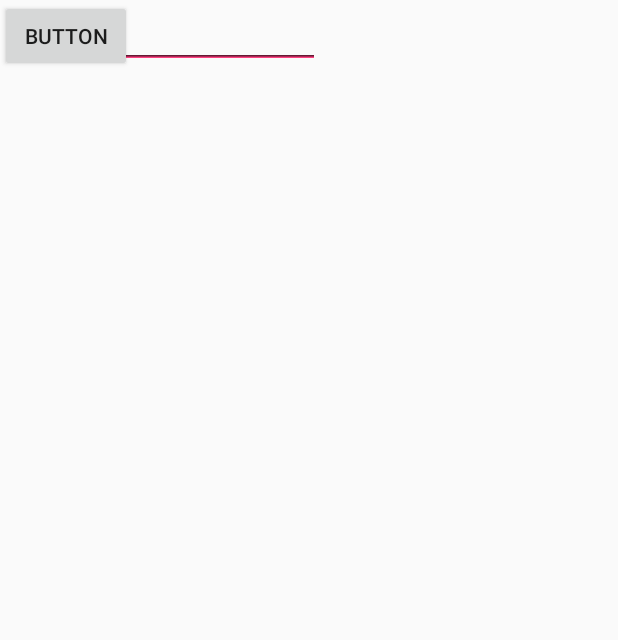
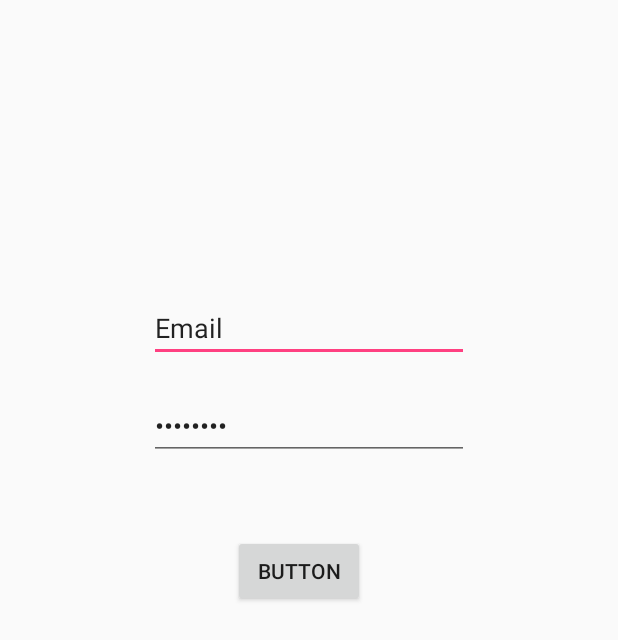
Before and after one commit to CallmeJoeBob/SafePath, an Android app: the layout activity_login.xml on its own in the app's theme, with its tools: preview values and no code run, on a phone screen of 412 x 824 dp. Shown: the top 640 px of the screen. Run offline under Robolectric (Android 15) with nearby library versions, the phone set to English and light mode, and no system bars.

Commit message:
Made LoginActivity stuff

```diff
--- a/app/src/main/res/layout/activity_login.xml
+++ b/app/src/main/res/layout/activity_login.xml
@@ -1,35 +1,51 @@
 <?xml version="1.0" encoding="utf-8"?>
-<android.support.constraint.ConstraintLayout
-    xmlns:android="http://schemas.android.com/apk/res/android"
+<android.support.constraint.ConstraintLayout xmlns:android="http://schemas.android.com/apk/res/android"
+    xmlns:app="http://schemas.android.com/apk/res-auto"
     xmlns:tools="http://schemas.android.com/tools"
     android:layout_width="match_parent"
-    android:layout_height="match_parent">
+    android:layout_height="match_parent"
+    android:minHeight="143dp"
+    android:minWidth="112dp">
 
     <EditText
         android:id="@+id/EmailInput"
         android:layout_width="wrap_content"
         android:layout_height="wrap_content"
+        android:layout_marginEnd="50dp"
+        android:layout_marginStart="50dp"
+        android:layout_marginTop="196dp"
         android:ems="10"
         android:inputType="textEmailAddress"
         android:text="@string/email"
-        tools:layout_editor_absoluteX="85dp"
-        tools:layout_editor_absoluteY="176dp" />
+        app:layout_constraintEnd_toEndOf="parent"
+        app:layout_constraintStart_toStartOf="parent"
+        app:layout_constraintTop_toTopOf="parent" />
 
     <EditText
         android:id="@+id/PasswordInput"
         android:layout_width="wrap_content"
         android:layout_height="wrap_content"
+        android:layout_marginEnd="50dp"
+        android:layout_marginStart="50dp"
+        android:layout_marginTop="20dp"
         android:ems="10"
         android:inputType="textPassword"
         android:text="@string/password"
-        tools:layout_editor_absoluteX="85dp"
-        tools:layout_editor_absoluteY="254dp" />
+        app:layout_constraintEnd_toEndOf="parent"
+        app:layout_constraintStart_toStartOf="parent"
+        app:layout_constraintTop_toBottomOf="@+id/EmailInput" />
 
     <Button
         android:id="@+id/LoginButton"
         android:layout_width="wrap_content"
         android:layout_height="wrap_content"
+        android:layout_marginEnd="50dp"
+        android:layout_marginStart="50dp"
+        android:layout_marginTop="50dp"
         android:text="@string/button"
-        tools:layout_editor_absoluteX="148dp"
-        tools:layout_editor_absoluteY="366dp" />
+        app:layout_constraintEnd_toEndOf="parent"
+        app:layout_constraintHorizontal_bias="0.47"
+        app:layout_constraintStart_toStartOf="parent"
+        app:layout_constraintTop_toBottomOf="@+id/PasswordInput" />
+
 </android.support.constraint.ConstraintLayout>
```
Also changed, not shown: app/src/main/AndroidManifest.xml (+11 -5 lines), app/src/main/java/pistolpropulsion/com/safepath/LoginActivity.java (+70 -6 lines).
